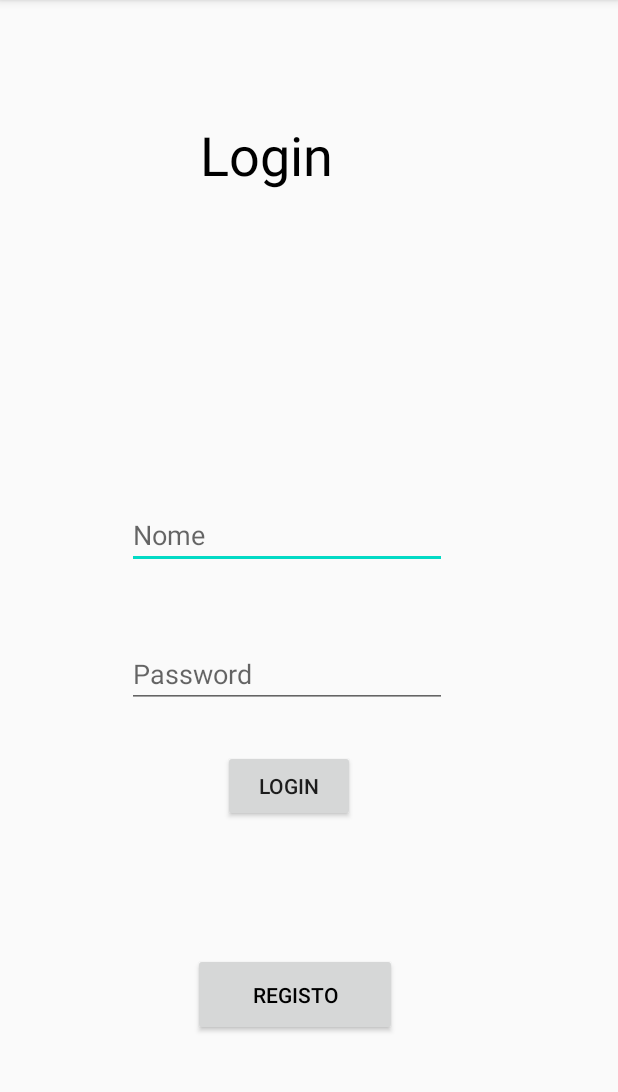
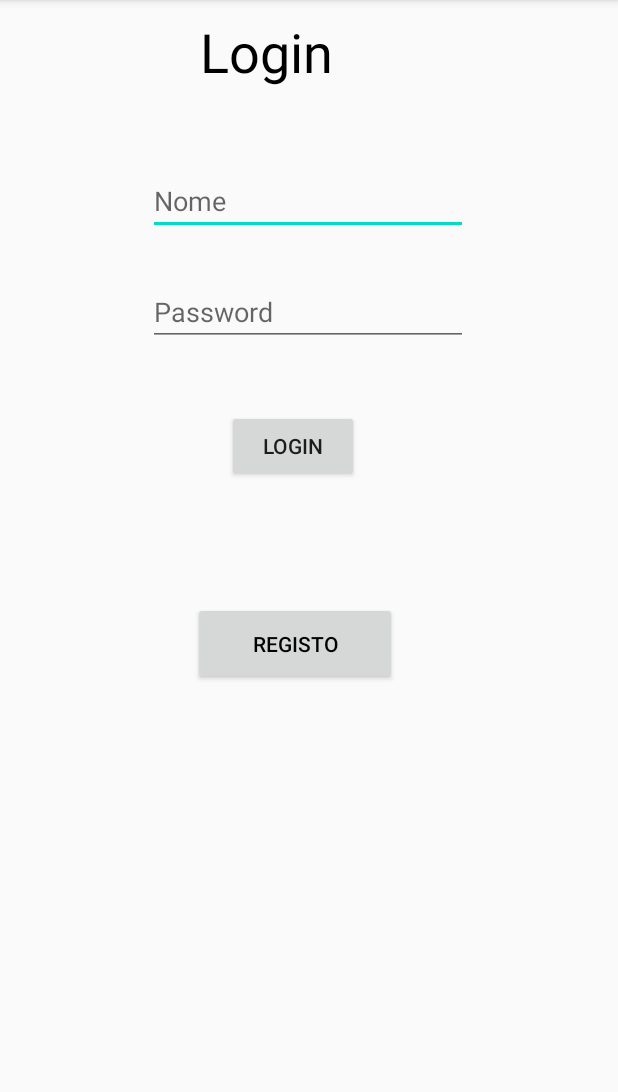
Before and after one commit to pipamata/Spread-the-TaC-News, an Android app: the screen it shows after launch (Login), on a phone screen of 412 x 824 dp, the part 84-1176 px from its top. Run offline under Robolectric (Android 15) with nearby library versions, the phone set to English and light mode, and no system bars.

```diff
--- a/app/build.gradle
+++ b/app/build.gradle
@@ -27,6 +27,7 @@ dependencies {
     implementation 'androidx.appcompat:appcompat:1.2.0'
     implementation 'androidx.constraintlayout:constraintlayout:2.0.4'
     implementation files('libs/jsoup-1.13.1.jar')
+    implementation 'com.android.volley:volley:1.1.1'
     implementation 'androidx.legacy:legacy-support-v4:1.0.0'
     testImplementation 'junit:junit:4.12'
     androidTestImplementation 'androidx.test.ext:junit:1.1.2'
--- a/app/src/main/java/pt/ubi/di/pmd/spread_the_tac_news/MainActivity.java
+++ b/app/src/main/java/pt/ubi/di/pmd/spread_the_tac_news/MainActivity.java
@@ -120,6 +120,7 @@ public class MainActivity extends AppCompatActivity {
                 // verificar se a base de dados local tem noticias
                 // se sim entao envia para a pagina
                 Intent intent = new Intent(MainActivity.this, News.class);
+                intent.putExtra("Username",username);
                 startActivity(intent);
             }
         });
--- a/app/src/main/res/layout/activity_login.xml
+++ b/app/src/main/res/layout/activity_login.xml
@@ -15,10 +15,10 @@
         android:inputType="textPersonName"
         app:layout_constraintBottom_toBottomOf="parent"
         app:layout_constraintEnd_toEndOf="parent"
-        app:layout_constraintHorizontal_bias="0.427"
+        app:layout_constraintHorizontal_bias="0.497"
         app:layout_constraintStart_toStartOf="parent"
         app:layout_constraintTop_toTopOf="parent"
-        app:layout_constraintVertical_bias="0.462" />
+        app:layout_constraintVertical_bias="0.154" />
 
     <EditText
         android:id="@+id/etPassword"
@@ -29,10 +29,10 @@
         android:inputType="textPassword"
         app:layout_constraintBottom_toBottomOf="parent"
         app:layout_constraintEnd_toEndOf="parent"
-        app:layout_constraintHorizontal_bias="0.427"
+        app:layout_constraintHorizontal_bias="0.497"
         app:layout_constraintStart_toStartOf="parent"
         app:layout_constraintTop_toBottomOf="@+id/etName"
-        app:layout_constraintVertical_bias="0.138" />
+        app:layout_constraintVertical_bias="0.051" />
 
     <Button
         android:id="@+id/btnLogin"
@@ -40,10 +40,12 @@
         android:layout_height="wrap_content"
         android:layout_marginTop="28dp"
         android:text="Login"
+        app:layout_constraintBottom_toBottomOf="parent"
         app:layout_constraintEnd_toEndOf="parent"
-        app:layout_constraintHorizontal_bias="0.458"
+        app:layout_constraintHorizontal_bias="0.467"
         app:layout_constraintStart_toStartOf="parent"
-        app:layout_constraintTop_toBottomOf="@+id/etPassword" />
+        app:layout_constraintTop_toBottomOf="@+id/etPassword"
+        app:layout_constraintVertical_bias="0.032" />
 
     <TextView
         android:id="@+id/textView"
@@ -57,7 +59,7 @@
         app:layout_constraintHorizontal_bias="0.475"
         app:layout_constraintStart_toStartOf="parent"
         app:layout_constraintTop_toTopOf="parent"
-        app:layout_constraintVertical_bias="0.29" />
+        app:layout_constraintVertical_bias="0.196" />
 
     <Button
         android:id="@+id/lRegisto"
@@ -72,6 +74,6 @@
         app:layout_constraintHorizontal_bias="0.465"
         app:layout_constraintStart_toStartOf="parent"
         app:layout_constraintTop_toBottomOf="@+id/btnLogin"
-        app:layout_constraintVertical_bias="0.088" />
+        app:layout_constraintVertical_bias="0.0" />
 
 </androidx.constraintlayout.widget.ConstraintLayout>
```
Also changed, not shown: app/src/main/java/pt/ubi/di/pmd/spread_the_tac_news/News.java (+63 -6 lines).
